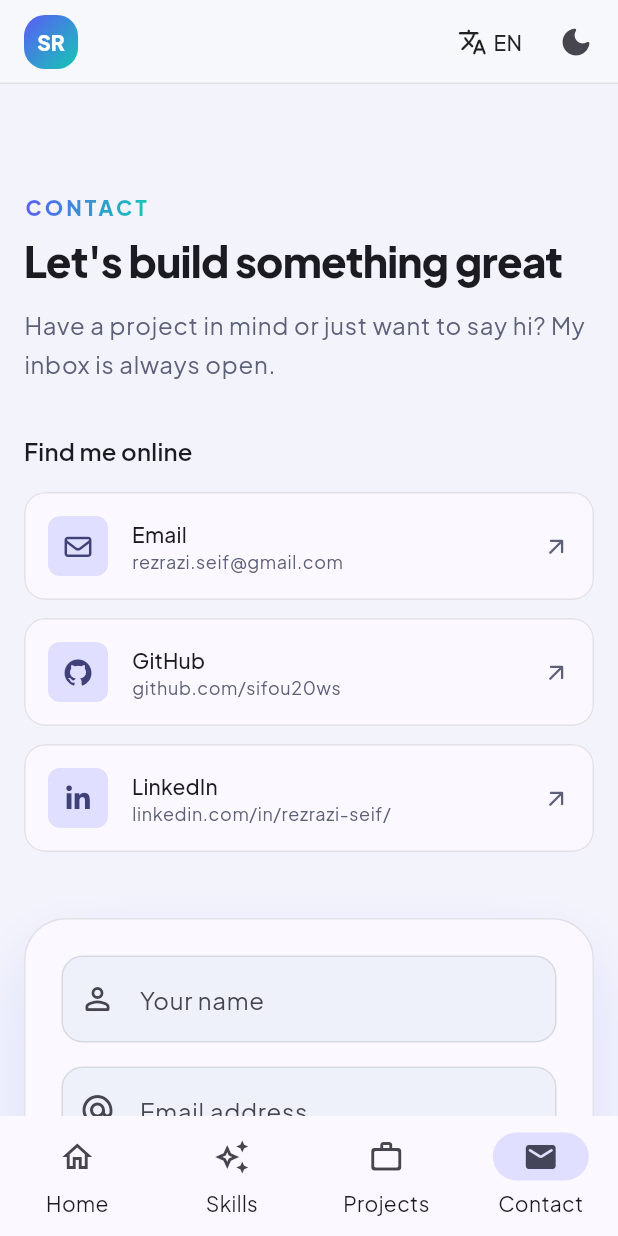
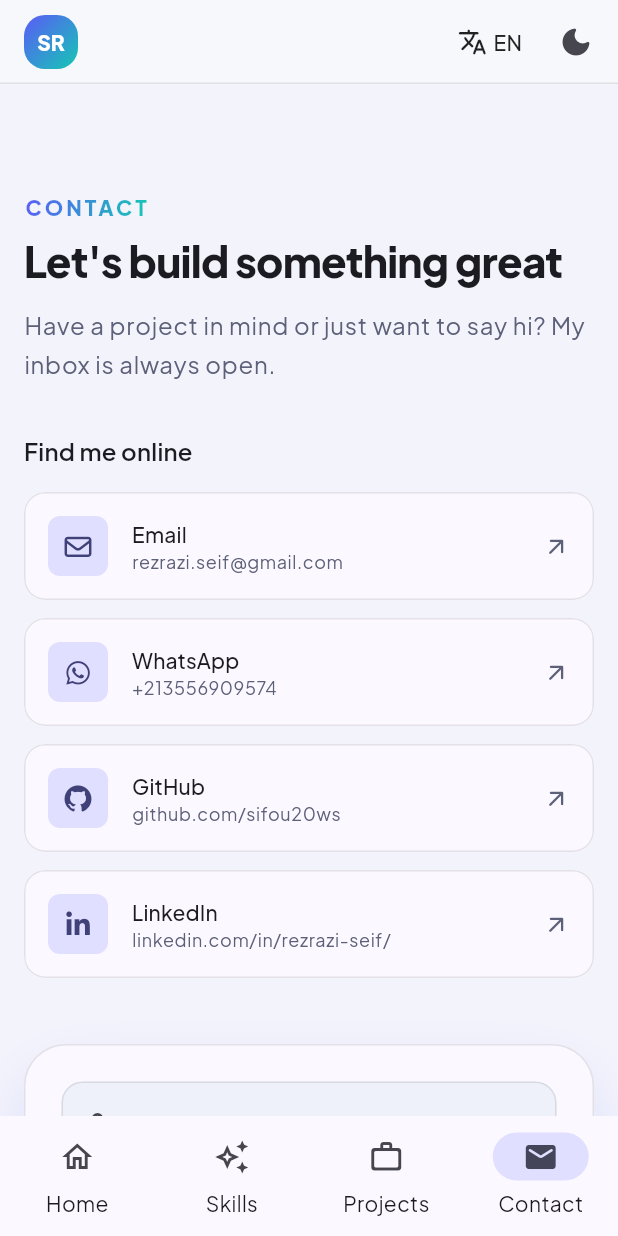
Before and after one commit to sifou20ws/portfolio, a Flutter app: the screen it shows after launch, item 4 of the bottom bar chosen, on a phone screen of 412 x 824 dp. Run offline on Flutter 3.47's test engine with Material 3 defaults, Android fonts, the phone set to English and light mode, and no system bars; drawn by our look-alikes of flutter_animate; our stand-ins replace font_awesome_flutter, get, get_storage, google_fonts.

```diff
--- a/lib/features/contact/widgets/contact_section.dart
+++ b/lib/features/contact/widgets/contact_section.dart
@@ -86,6 +86,13 @@ class _SocialLinks extends StatelessWidget {
             value: AppConfig.email,
             onTap: () => LinkLauncher.email(AppConfig.email),
           ),
+          if (AppConfig.whatsappNumber != null)
+            (
+              icon: FontAwesomeIcons.whatsapp,
+              label: 'WhatsApp',
+              value: AppConfig.whatsappNumber!,
+              onTap: () => LinkLauncher.open(AppConfig.whatsappUrl!),
+            ),
           if (AppConfig.githubUrl != null)
             (
               icon: FontAwesomeIcons.github,
```
